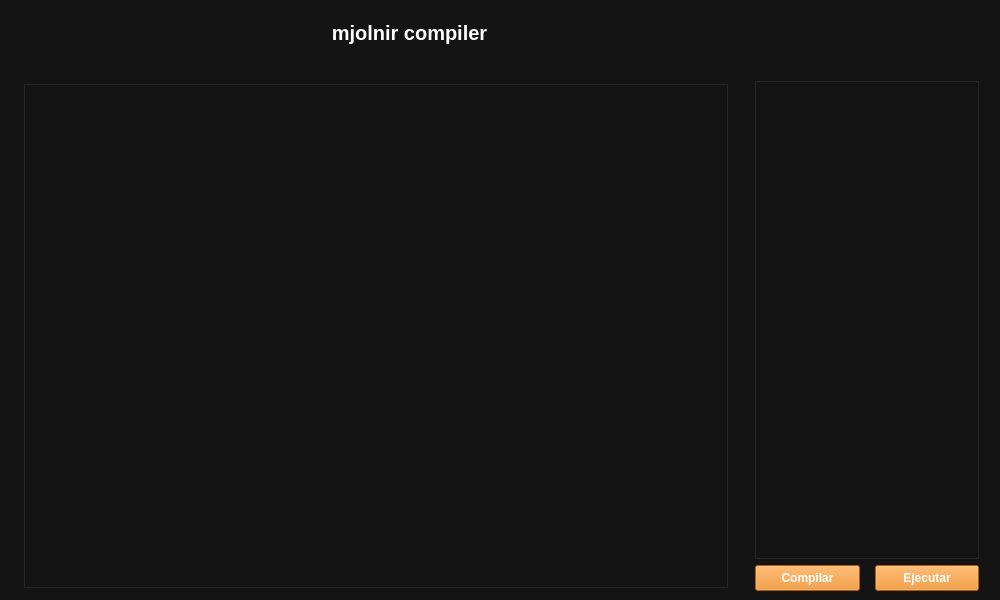
Qt form views/main.ui (enajera123/mjolnir_compiler) before a commit.
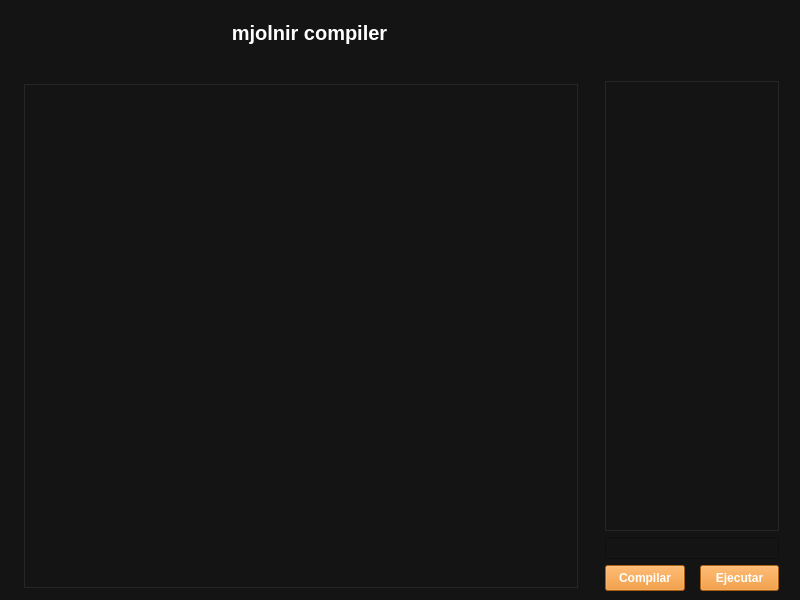
The same form after that commit.

Commit message: feat: output connnected

```diff
--- a/views/main.ui
+++ b/views/main.ui
@@ -6,7 +6,7 @@
    <rect>
     <x>0</x>
     <y>0</y>
-    <width>1000</width>
+    <width>800</width>
     <height>600</height>
    </rect>
   </property>
@@ -195,6 +195,9 @@
             </property>
            </widget>
           </item>
+          <item>
+           <widget class="QLineEdit" name="input_field"/>
+          </item>
           <item>
            <layout class="QHBoxLayout" name="right_bottom_frame">
             <property name="spacing">
```
The commit also changes 2 other files.
